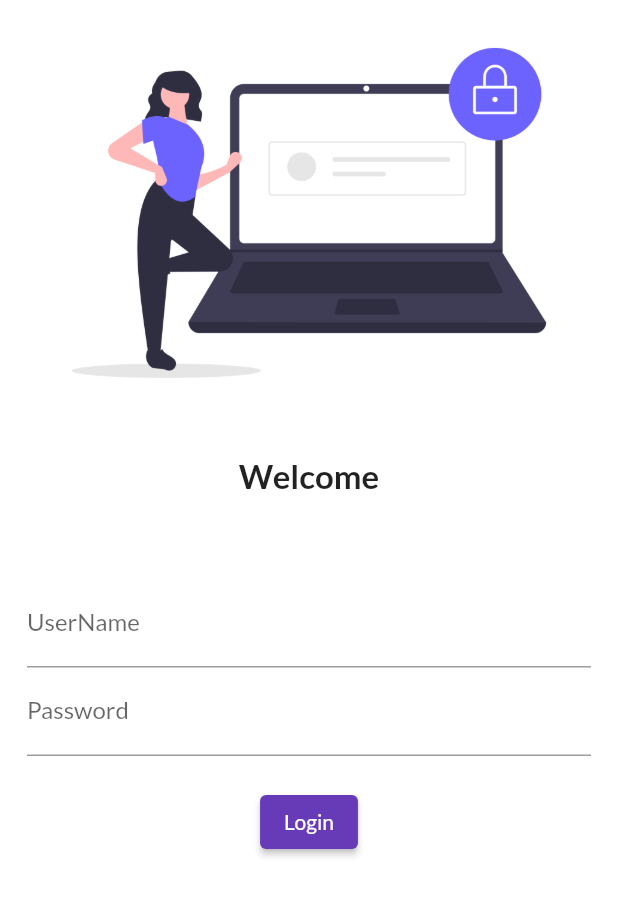
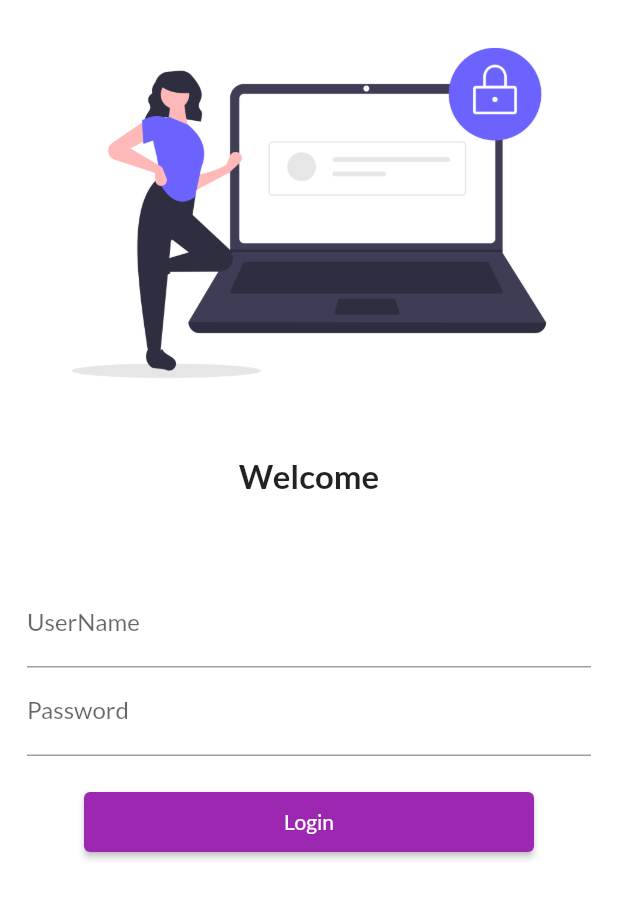
Before and after one commit to MudassirHussain-dev/hmh30daysflutter, a Flutter app: the screen it shows after launch, on a phone screen of 412 x 824 dp. Shown: the top 899 px of the screen. Run offline on Flutter 3.47's test engine with Material 2 defaults, Android fonts, the phone set to English and light mode, and no system bars; our stand-ins replace google_fonts.

Commit message:
day5completed

```diff
--- a/lib/main.dart
+++ b/lib/main.dart
@@ -1,5 +1,6 @@
 import 'package:flutter/material.dart';
 import 'package:flutter_catalog/pages/login_page.dart';
+import 'package:flutter_catalog/routes.dart';
 import 'pages/home_page.dart';
 import 'package:google_fonts/google_fonts.dart';
 
@@ -11,18 +12,19 @@ class MyApp extends StatelessWidget {
   @override
   Widget build(BuildContext context) {
     return MaterialApp(
+      debugShowCheckedModeBanner: false,
       // home: Home(),
       themeMode: ThemeMode.light,
       theme: ThemeData(
-        primarySwatch: Colors.deepPurple,
+        primarySwatch: Colors.purple,
         fontFamily: GoogleFonts.lato().fontFamily,
       ),
       darkTheme: ThemeData(brightness: Brightness.dark),
-      initialRoute: "/login",
+      initialRoute: "/",
       routes: {
         "/": (context) => Login(),
-        "/home": (context) => Home(),
-        "/login": (context) => Login(),
+       MyRoutes.homeRoute: (context) => Home(),
+        MyRoutes.loginRoute: (context) => Login(),
       },
     );
   }
--- a/lib/pages/login_page.dart
+++ b/lib/pages/login_page.dart
@@ -1,10 +1,12 @@
 import 'package:flutter/material.dart';
+import 'package:flutter_catalog/routes.dart';
 
 class Login extends StatelessWidget {
   @override
   Widget build(BuildContext context) {
     return Material(
         color: Colors.white,
+        child: SingleChildScrollView(
                   child: Column(
             children: [
               Image.asset(
@@ -39,13 +41,17 @@ class Login extends StatelessWidget {
                       height: 20.0,
                     ),
                     ElevatedButton(
-                    onPressed: () {},
+                      style: TextButton.styleFrom(minimumSize: Size(300,40)),
+                      onPressed: () {
+                       Navigator.pushNamed(context, MyRoutes.homeRoute);
+                      },
                       child: Text("Login"),
                     )
                   ],
                 ),
               )
             ],
+          ),
         ));
   }
 }
--- /dev/null
+++ b/lib/routes.dart
@@ -0,0 +1,4 @@
+class MyRoutes{
+  static String loginRoute="/login";
+  static String homeRoute="/home";
+}
```
Also changed, not shown: 1 other file. Lines whose indentation alone changed are shown as unchanged.
